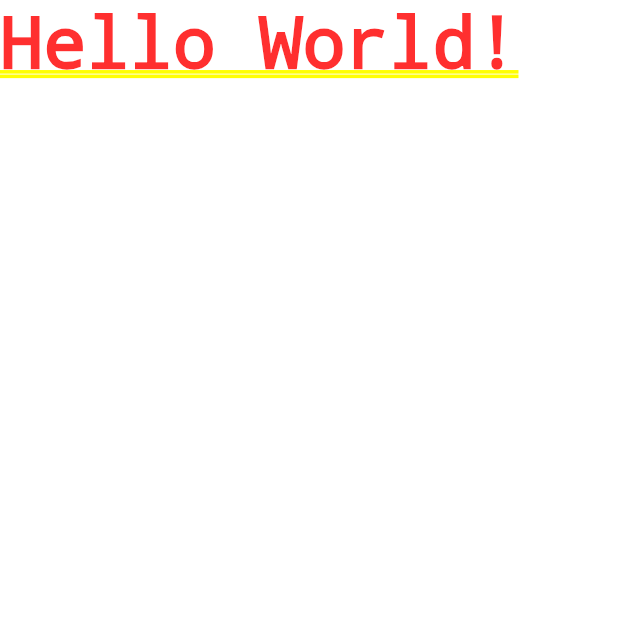
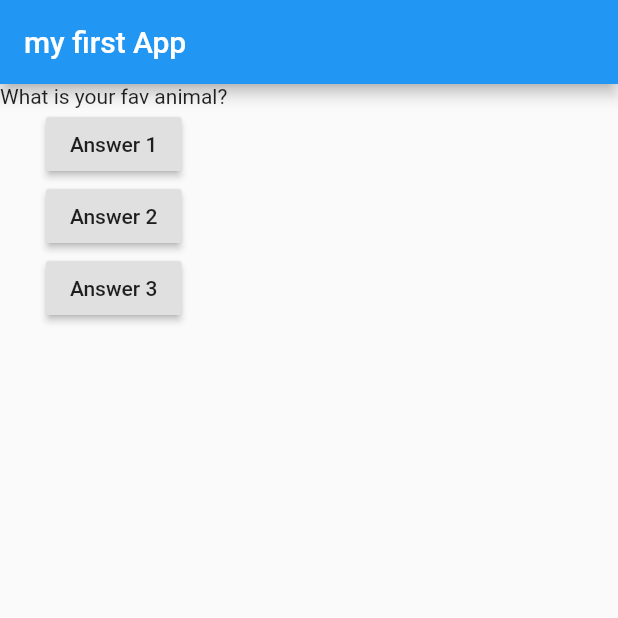
Before and after one commit to jeparktech/flutter_complete_guide, a Flutter app: the screen it shows after launch, on a phone screen of 412 x 824 dp, the top half of it. Run offline on Flutter 3.47's test engine with Material 2 defaults, Android fonts, the phone set to English and light mode, and no system bars.

Commit message:
change main.dart

```diff
--- a/lib/main.dart
+++ b/lib/main.dart
@@ -1,13 +1,56 @@
 import 'package:flutter/material.dart';
 
-void main() {
-  runApp(MyApp());
+void main() => runApp(MyApp());
+
+class MyApp extends StatefulWidget {
+  @override
+  State<StatefulWidget> createState() {
+    // TODO: implement createState
+    return _MyAppState();
+  }
 }
 
-class MyApp extends StatelessWidget {
+class _MyAppState extends State<MyApp> {
+  var _questionIndex = 0;
+
+  void _answerQuestion() {
+    setState(() {
+      _questionIndex = _questionIndex + 1;
+    });
+    print(_questionIndex);
+  }
+
+  @override
   Widget build(BuildContext context) {
+    var questions = ['What is your fav animal?', 'What is your fav color?'];
+
     return MaterialApp(
-      home: Text('Hello World!'),
+      home: Scaffold(
+        appBar: AppBar(
+          title: Text('my first App'),
+        ),
+        body: Column(
+          children: <Widget>[
+            Text(questions[_questionIndex]),
+            RaisedButton(
+              child: Text('Answer 1'),
+              onPressed: _answerQuestion, //name instead of the function
+            ),
+            RaisedButton(
+              child: Text('Answer 2'),
+              // ananymous function
+              onPressed: () => print('Answer 2 chosen!'),
+            ),
+            RaisedButton(
+              child: Text('Answer 3'),
+              onPressed: () {
+                //...
+                print('Answer 3 chosen!');
+              },
+            ),
+          ],
+        ),
+      ),
     );
   }
 }
```
